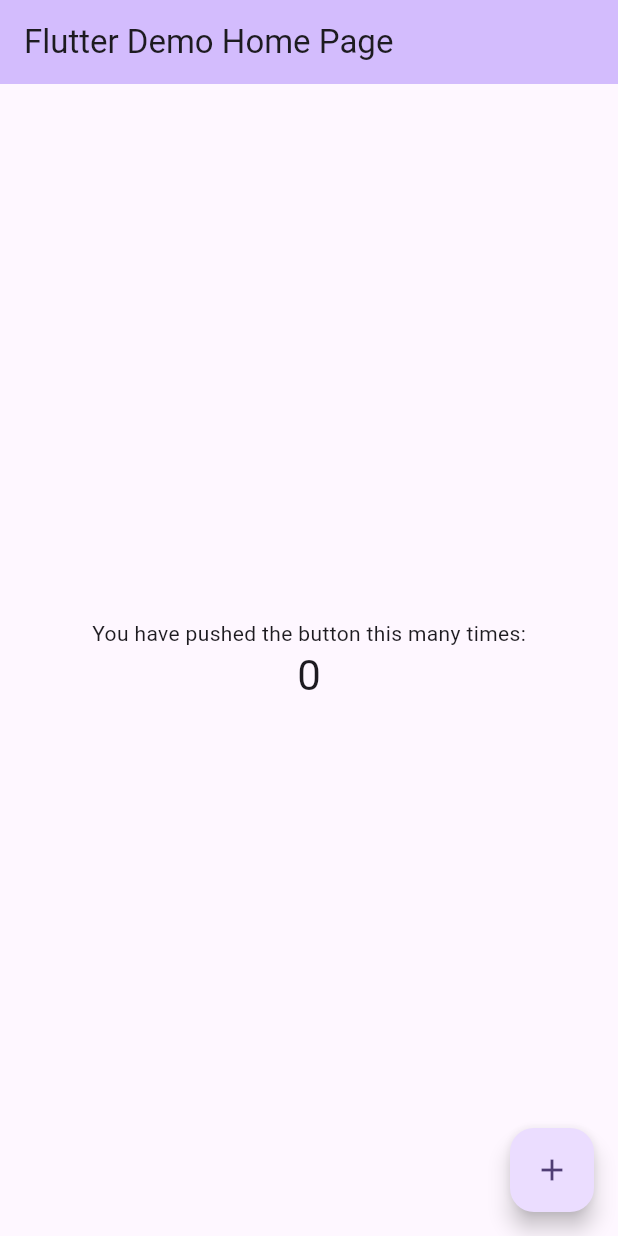
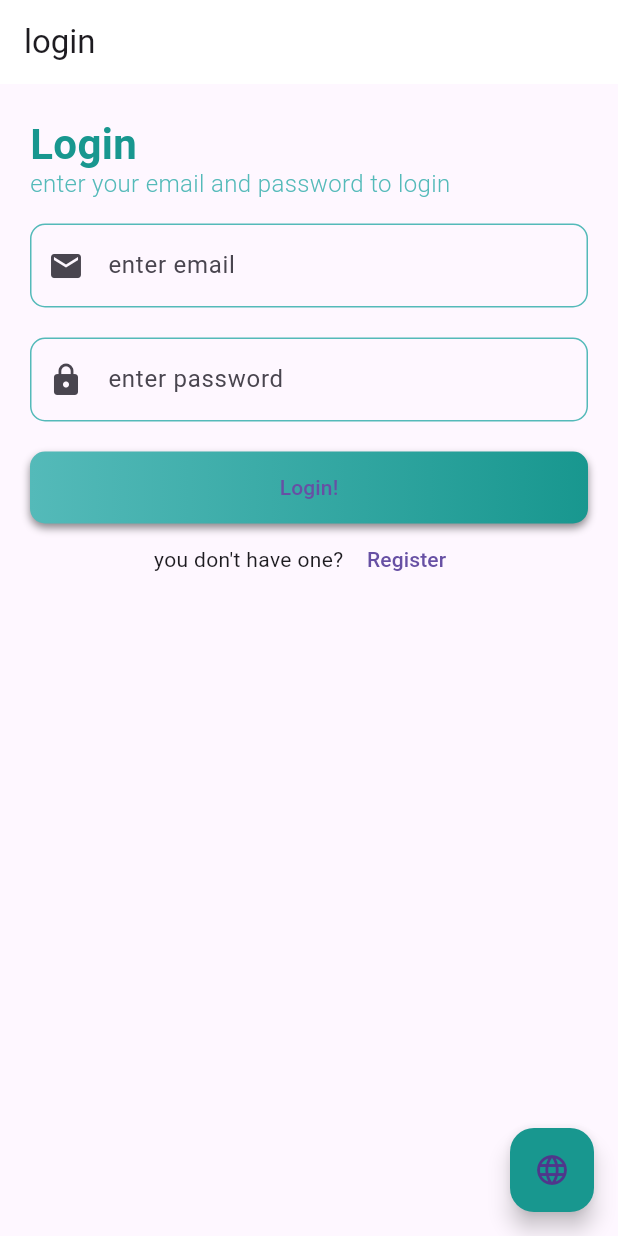
Before and after one commit to mazen2005m/flutter_db_proj, a Flutter app: the screen it shows after launch, on a phone screen of 412 x 824 dp. Run offline on Flutter 3.47's test engine with Material 3 defaults, Android fonts, the phone set to English and light mode, and no system bars.

Commit message:
create file structure And write UI file

```diff
--- a/lib/core/models/process_response.dart
+++ b/lib/core/models/process_response.dart
@@ -0,0 +1,6 @@
+class ProcessResponse {
+  final String msg;
+  final bool isSuccess;
+
+  ProcessResponse({required String this.msg, required bool this.isSuccess});
+}
--- a/lib/core/widgets/app_elevated_btn.dart
+++ b/lib/core/widgets/app_elevated_btn.dart
@@ -0,0 +1,49 @@
+import 'package:flutter/material.dart';
+
+class AppElevatedBtn extends StatelessWidget {
+  final BuildContext _context;
+  final String _label;
+  final void Function()? _onPressed;
+  const AppElevatedBtn({
+    super.key,
+    required BuildContext context,
+    required String label,
+    required void Function()? onPressed,
+  }):
+        _context = context,
+        _label = label,
+        _onPressed = onPressed
+  ;
+
+  @override
+  Widget build(_context) {
+    return DecoratedBox(
+      decoration: BoxDecoration(
+        borderRadius: BorderRadius.circular(10),
+        boxShadow: [
+          BoxShadow(
+            color: Colors.black45,
+            blurRadius: 4,
+            offset: Offset(0, 3),
+          ),
+        ],
+        gradient: LinearGradient(
+          colors: [Color(0xFF54BAB9), Color(0xFF18978F),],
+          begin: AlignmentDirectional.centerStart,
+          end: AlignmentDirectional.centerEnd,
+    ),
+
+      ),
+      child: ElevatedButton(
+        onPressed: _onPressed,
+        style: ElevatedButton.styleFrom(
+          backgroundColor: Colors.transparent,
+          shadowColor: Colors.transparent,
+          elevation: 0,
+          minimumSize: Size(double.infinity, 45),
+        ),
+        child: Text(_label),
+      ),
+    );
+  }
+}
--- a/lib/core/widgets/app_text_field.dart
+++ b/lib/core/widgets/app_text_field.dart
@@ -0,0 +1,55 @@
+import 'package:flutter/material.dart';
+
+class AppTextField extends StatelessWidget {
+  final TextEditingController _textEditingController;
+  final String _hintText;
+  final IconData _iconData;
+  final TextInputType _textInputType;
+  final TextInputAction _textInputAction;
+  final bool _obsecureText;
+  final void Function(String value)? _onSubmitted;
+
+
+  const AppTextField({
+    super.key,
+    required TextEditingController textEditingController,
+    required String hintText,
+    required IconData iconData,
+    TextInputType textInputType = TextInputType.text,
+    TextInputAction textInputAction = TextInputAction.next,
+    bool obsecureText = false,
+    void Function(String value)? onSubmitted,
+  }):
+  _textEditingController = textEditingController,
+  _hintText = hintText,
+  _iconData = iconData,
+  _textInputType = textInputType,
+  _textInputAction = textInputAction,
+  _obsecureText = obsecureText,
+  _onSubmitted = onSubmitted
+  ;
+
+  @override
+  Widget build(BuildContext context) {
+    return TextField(
+      controller: _textEditingController,
+      keyboardType: _textInputType,
+      textInputAction: _textInputAction,
+      obscureText: _obsecureText,
+      onSubmitted: _onSubmitted,
+      decoration: InputDecoration(
+        hintText: _hintText,
+        prefixIcon: Icon(_iconData),
+        enabledBorder: buildOutlineInputBorder(Color(0xFF54BAB9)),
+        focusedBorder: buildOutlineInputBorder(Color(0xFF18978F)),
+      ),
+    );
+  }
+
+  OutlineInputBorder buildOutlineInputBorder(Color color) {
+    return OutlineInputBorder(
+        borderRadius: BorderRadius.circular(10),
+        borderSide: BorderSide(color: color, width: 1, style: BorderStyle.solid),
+      );
+  }
+}
--- a/lib/feats/auth/login_feat/login_funcs.dart
+++ b/lib/feats/auth/login_feat/login_funcs.dart
@@ -0,0 +1,37 @@
+import 'package:db_proj/core/utils/helpers.dart';
+import 'package:flutter/material.dart';
+
+class LoginFuncs with Helpers{
+  final TextEditingController _emailTextEditingController;
+  final TextEditingController _passwordTextEditingController;
+  BuildContext context;
+
+  LoginFuncs(this.context, this._emailTextEditingController, this._passwordTextEditingController);
+
+
+  void performLogin() {
+    if(_checkData()){
+      _login();
+    }
+  }
+
+  bool _checkData() {
+    if(_emailTextEditingController.text.isNotEmpty && _passwordTextEditingController.text.isNotEmpty) {
+      return true;
+    } else {
+      showSnackBar(context: context, msg: "All fields are required", isSuccess: false);
+      return false;
+    }
+  }
+
+  void _login() {
+    showSnackBar(context: context, msg: _emailTextEditingController.text);
+  }
+
+
+  //////////////////
+  void gotoRegisterView() {
+    Navigator.of(context).pushNamed("/register_view");
+  }
+
+}
--- a/lib/feats/auth/login_feat/login_view.dart
+++ b/lib/feats/auth/login_feat/login_view.dart
@@ -0,0 +1,98 @@
+import 'package:db_proj/core/utils/helpers.dart';
+import 'package:db_proj/core/widgets/app_elevated_btn.dart';
+import 'package:db_proj/core/widgets/app_text_field.dart';
+import 'package:db_proj/feats/auth/login_feat/login_funcs.dart';
+import 'package:flutter/material.dart';
+
+class LoginView extends StatefulWidget {
+  const LoginView({super.key});
+
+  @override
+  State<LoginView> createState() => _LoginViewState();
+}
+
+class _LoginViewState extends State<LoginView> with Helpers{
+  late TextEditingController _emailTextEditingController;
+  late TextEditingController _passwordTextEditingController;
+
+  @override
+  void initState() {
+    super.initState();
+    _emailTextEditingController = TextEditingController();
+    _passwordTextEditingController = TextEditingController();
+  }
+
+  @override
+  void dispose() {
+    super.dispose();
+    _emailTextEditingController.dispose();
+    _passwordTextEditingController.dispose();
+  }
+
+  @override
+  Widget build(BuildContext context) {
+    LoginFuncs _loginFuncs = LoginFuncs(context, _emailTextEditingController, _passwordTextEditingController);
+    return Scaffold(
+      appBar: AppBar(
+        title: Text(
+          // AppLocalizations.of(context)!.login,
+          "login",
+          // style: GoogleFonts.nunito(
+          //   color: Color(0xFF18978F),
+          //   fontWeight: FontWeight.bold,
+          // ),
+        ),
+        elevation: 0,
+        backgroundColor: Colors.white,
+      ),
+      body: Padding(
+        padding: const EdgeInsets.all(20),
+        child: Column(
+          crossAxisAlignment: CrossAxisAlignment.start,
+          children: [
+            Text(
+              "Login",
+              style: TextStyle(color: Color(0xFF18978F), fontSize: 28, fontWeight: FontWeight.bold),),
+            Text(
+              "enter your email and password to login",
+              style: TextStyle(color: Color(0xFF54BAB9), fontSize: 16, fontWeight: FontWeight.w300, height: 0.8),),
+            SizedBox(height: 20),
+            AppTextField(textEditingController: _emailTextEditingController, hintText: "enter email", iconData: Icons.email),
+            SizedBox(height: 20),
+            AppTextField(textEditingController: _passwordTextEditingController, hintText: "enter password", iconData: Icons.lock, obsecureText: true),
+            SizedBox(height: 20),
+            AppElevatedBtn(
+                context: context,
+                label: "Login!",
+                onPressed: () => _loginFuncs.performLogin(),
+            ),
+            Row(
+              mainAxisAlignment: MainAxisAlignment.center,
+              children: [
+                Text("you don't have one? "),
+                TextButton(
+                    onPressed: () => _loginFuncs.gotoRegisterView(),
+                    child: Text(
+                        "Register",
+                      // style: GoogleFonts.nunito(
+                      //   fontWeight: FontWeight.bold,
+                      //   decoration: TextDecoration.underline,
+                      //   decorationThickness: 2,
+                      // ),
+                    ),
+                ),
+              ],
+            ),
+          ]
+        ),
+      ),
+      floatingActionButton: FloatingActionButton(
+        onPressed: (){},
+        backgroundColor: Color(0xFF18978F),
+        child: Icon(Icons.language),
+      ),
+    );
+  }
+
+
+}
--- a/lib/main.dart
+++ b/lib/main.dart
@@ -1,122 +1,26 @@
+import 'package:db_proj/feats/auth/login_feat/login_view.dart';
+import 'package:db_proj/feats/auth/register_feat/register_view.dart';
+import 'package:db_proj/feats/launch_view.dart';
+import 'package:db_proj/feats/notes_feat/home/home_view.dart';
 import 'package:flutter/material.dart';
 
 void main() {
-  runApp(const MyApp());
+  runApp(MyApp());
 }
 
 class MyApp extends StatelessWidget {
   const MyApp({super.key});
 
-  // This widget is the root of your application.
   @override
   Widget build(BuildContext context) {
     return MaterialApp(
-      title: 'Flutter Demo',
-      theme: ThemeData(
-        // This is the theme of your application.
-        //
-        // TRY THIS: Try running your application with "flutter run". You'll see
-        // the application has a purple toolbar. Then, without quitting the app,
-        // try changing the seedColor in the colorScheme below to Colors.green
-        // and then invoke "hot reload" (save your changes or press the "hot
-        // reload" button in a Flutter-supported IDE, or press "r" if you used
-        // the command line to start the app).
-        //
-        // Notice that the counter didn't reset back to zero; the application
-        // state is not lost during the reload. To reset the state, use hot
-        // restart instead.
-        //
-        // This works for code too, not just values: Most code changes can be
-        // tested with just a hot reload.
-        colorScheme: .fromSeed(seedColor: Colors.deepPurple),
-      ),
-      home: const MyHomePage(title: 'Flutter Demo Home Page'),
+      routes: {
+        "/launch_view": (context) => LaunchView(),
+        "/home_view": (context) => HomeView(),
+        "/register_view": (context) => RegisterView(),
+        "/login_view": (context) => LoginView(),
+      },
+      initialRoute: "/launch_view",
     );
   }
 }
-
-class MyHomePage extends StatefulWidget {
-  const MyHomePage({super.key, required this.title});
-
-  // This widget is the home page of your application. It is stateful, meaning
-  // that it has a State object (defined below) that contains fields that affect
-  // how it looks.
-
-  // This class is the configuration for the state. It holds the values (in this
-  // case the title) provided by the parent (in this case the App widget) and
-  // used by the build method of the State. Fields in a Widget subclass are
-  // always marked "final".
-
-  final String title;
-
-  @override
-  State<MyHomePage> createState() => _MyHomePageState();
-}
-
-class _MyHomePageState extends State<MyHomePage> {
-  int _counter = 0;
-
-  void _incrementCounter() {
-    setState(() {
-      // This call to setState tells the Flutter framework that something has
-      // changed in this State, which causes it to rerun the build method below
-      // so that the display can reflect the updated values. If we changed
-      // _counter without calling setState(), then the build method would not be
-      // called again, and so nothing would appear to happen.
-      _counter++;
-    });
-  }
-
-  @override
-  Widget build(BuildContext context) {
-    // This method is rerun every time setState is called, for instance as done
-    // by the _incrementCounter method above.
-    //
-    // The Flutter framework has been optimized to make rerunning build methods
-    // fast, so that you can just rebuild anything that needs updating rather
-    // than having to individually change instances of widgets.
-    return Scaffold(
-      appBar: AppBar(
-        // TRY THIS: Try changing the color here to a specific color (to
-        // Colors.amber, perhaps?) and trigger a hot reload to see the AppBar
-        // change color while the other colors stay the same.
-        backgroundColor: Theme.of(context).colorScheme.inversePrimary,
-        // Here we take the value from the MyHomePage object that was created by
-        // the App.build method, and use it to set our appbar title.
-        title: Text(widget.title),
-      ),
-      body: Center(
-        // Center is a layout widget. It takes a single child and positions it
-        // in the middle of the parent.
-        child: Column(
-          // Column is also a layout widget. It takes a list of children and
-          // arranges them vertically. By default, it sizes itself to fit its
-          // children horizontally, and tries to be as tall as its parent.
-          //
-          // Column has various properties to control how it sizes itself and
-          // how it positions its children. Here we use mainAxisAlignment to
-          // center the children vertically; the main axis here is the vertical
-          // axis because Columns are vertical (the cross axis would be
-          // horizontal).
-          //
-          // TRY THIS: Invoke "debug painting" (choose the "Toggle Debug Paint"
-          // action in the IDE, or press "p" in the console), to see the
-          // wireframe for each widget.
-          mainAxisAlignment: .center,
-          children: [
-            const Text('You have pushed the button this many times:'),
-            Text(
-              '$_counter',
-              style: Theme.of(context).textTheme.headlineMedium,
-            ),
-          ],
-        ),
-      ),
-      floatingActionButton: FloatingActionButton(
-        onPressed: _incrementCounter,
-        tooltip: 'Increment',
-        child: const Icon(Icons.add),
-      ),
-    );
-  }
-}
```
Also changed, not shown: lib/core/utils/helpers.dart (+18 -0 lines), lib/feats/auth/register_feat/register_funcs.dart (+37 -0 lines), lib/feats/auth/register_feat/register_view.dart (+72 -0 lines), lib/feats/launch_view.dart (added, +34 -0 lines), lib/feats/notes_feat/home/home_view.dart (+42 -0 lines), lib/feats/notes_feat/notes/note_funcs.dart (+37 -0 lines), lib/feats/notes_feat/notes/note_view.dart (+73 -0 lines), lib/feats/launch_screen.dart (deleted).
